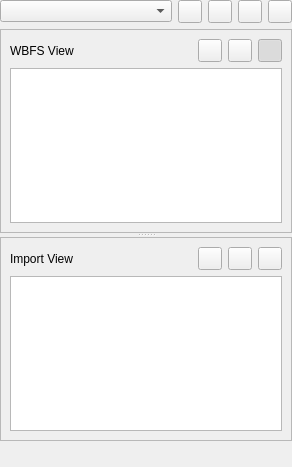
Qt form qwbfs/src/PartitionWidget.ui (amestica/qwbfs) before a commit.
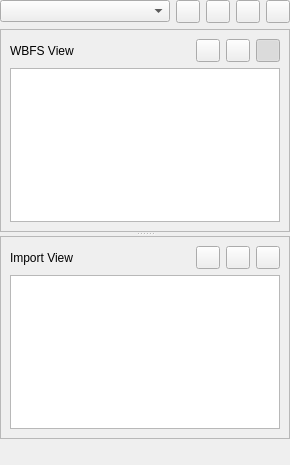
The same form after that commit. Icons and pictures are not drawn. Custom widgets are drawn as their Qt base class.

Commit message: Small UI improvement. Add extracting state while extracting discs.

```diff
--- a/qwbfs/src/PartitionWidget.ui
+++ b/qwbfs/src/PartitionWidget.ui
@@ -6,8 +6,8 @@
    <rect>
     <x>0</x>
     <y>0</y>
-    <width>292</width>
-    <height>467</height>
+    <width>290</width>
+    <height>465</height>
    </rect>
   </property>
   <layout class="QVBoxLayout" name="verticalLayout_3">
```
Left out of the diff: 12 changed lines with no effect on the pictures. The commit also changes 7 other files.
